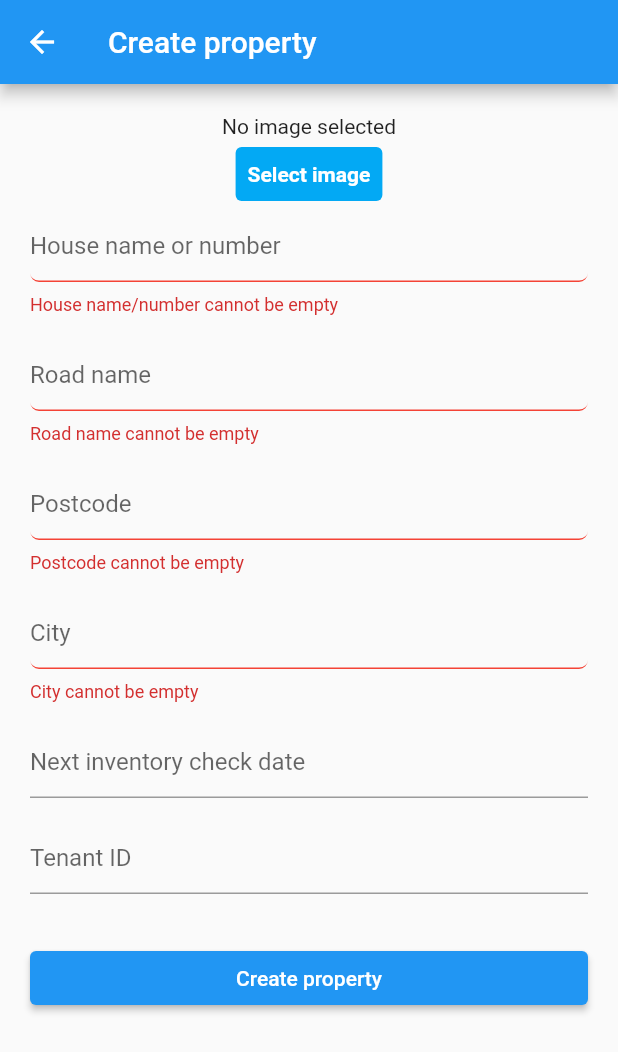
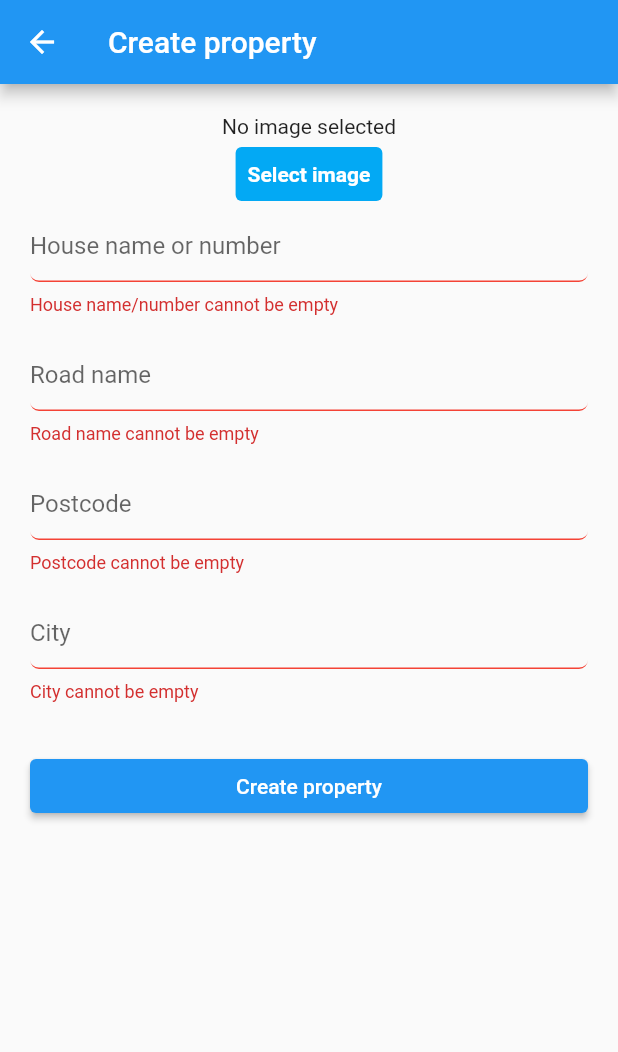
Before and after one commit to naefun/final_year_project, a Flutter app: the CreatePropertyPage screen opened directly, after a tap on "Create property", on a phone screen of 412 x 824 dp. Shown: the top 1052 px of the screen. Run offline on Flutter 3.47's test engine with Material 2 defaults, Android fonts, the phone set to English and light mode, and no system bars; our stand-ins replace cloud_firestore, file_picker, firebase_auth, firebase_core, firebase_storage, flutter_redux and 2 more; accounts and stored records are empty.

```diff
--- a/lib/models/comment.dart
+++ b/lib/models/comment.dart
@@ -4,11 +4,12 @@ import 'package:test_flutter_app/services/dbService.dart';
 class Comment {
   final String? id;
   final String? userId;
+  final String? inventoryCheckId;
   final String? commentContent;
   final String? timestamp;
   final String? subsectionId;
 
-  Comment({this.id, this.userId, this.commentContent, this.timestamp, this.subsectionId});
+  Comment({this.id, this.userId, this.inventoryCheckId, this.commentContent, this.timestamp, this.subsectionId});
 
   factory Comment.fromFirestore(
     DocumentSnapshot<Map<String, dynamic>> snapshot,
@@ -18,6 +19,7 @@ class Comment {
     return Comment(
       id: data?['id'],
       userId: data?['userId'],
+      inventoryCheckId: data?['inventoryCheckId'],
       commentContent: data?['commentContent'],
       timestamp: data?['timestamp'],
       subsectionId: data?['subsectionId'],
@@ -28,6 +30,7 @@ class Comment {
     return {
       if (id != null) "id": id,
       if (userId != null) "userId": userId,
+      if (inventoryCheckId != null) "inventoryCheckId": inventoryCheckId,
       if (commentContent != null) "commentContent": commentContent,
       if (timestamp != null) "timestamp": timestamp,
       if (subsectionId != null) "subsectionId": subsectionId,
--- a/lib/models/inventoryCheckRequest.dart
+++ b/lib/models/inventoryCheckRequest.dart
@@ -2,12 +2,14 @@ import 'package:cloud_firestore/cloud_firestore.dart';
 import 'package:test_flutter_app/services/dbService.dart';
 
 class InventoryCheckRequest {
+  final String? id;
   final int? type;
   final String? clerkEmail;
   final String? checkDate;
   final String? propertyId;
+  final bool? complete;
 
-  InventoryCheckRequest({this.type, this.clerkEmail, this.checkDate, this.propertyId});
+  InventoryCheckRequest({this.id, this.type, this.clerkEmail, this.checkDate, this.propertyId, this.complete});
 
   factory InventoryCheckRequest.fromFirestore(
     DocumentSnapshot<Map<String, dynamic>> snapshot,
@@ -15,19 +17,23 @@ class InventoryCheckRequest {
   ) {
     final data = snapshot.data();
     return InventoryCheckRequest(
+      id: data?['id'],
       type: data?['type'],
       clerkEmail: data?['clerkEmail'],
       checkDate: data?['checkDate'],
       propertyId: data?['propertyId'],
+      complete: data?['complete'],
     );
   }
 
   Map<String, dynamic> toFirestore() {
     return {
+      if (id != null) "id": id,
       if (type != null) "type": type,
       if (clerkEmail != null) "clerkEmail": clerkEmail,
       if (checkDate != null) "checkDate": checkDate,
       if (propertyId != null) "propertyId": propertyId,
+      if (complete != null) "complete": complete,
     };
   }
 
@@ -44,12 +50,14 @@ class InventoryCheckRequest {
 
   static bool fieldsArentEmpty(InventoryCheckRequest inventoryCheckRequest) {
         return
+        inventoryCheckRequest.id != null &&
         inventoryCheckRequest.type != null &&
         inventoryCheckRequest.clerkEmail != null &&
         inventoryCheckRequest.clerkEmail!.isNotEmpty &&
         inventoryCheckRequest.checkDate != null &&
         inventoryCheckRequest.checkDate!.isNotEmpty &&
         inventoryCheckRequest.propertyId != null &&
-        inventoryCheckRequest.propertyId!.isNotEmpty;
+        inventoryCheckRequest.propertyId!.isNotEmpty &&
+        inventoryCheckRequest.complete != null;
   }
 }
--- a/lib/pages/createPropertyPage.dart
+++ b/lib/pages/createPropertyPage.dart
@@ -11,7 +11,7 @@ import 'package:test_flutter_app/widgets/fileSelector.dart';
 import 'package:uuid/uuid.dart';
 
 class CreatePropertyPage extends StatefulWidget {
-  const CreatePropertyPage({ Key? key }) : super(key: key);
+  const CreatePropertyPage({Key? key}) : super(key: key);
 
   @override
   _CreatePropertyPageState createState() => _CreatePropertyPageState();
@@ -22,7 +22,7 @@ class _CreatePropertyPageState extends State<CreatePropertyPage> {
   bool _isProcessing = false;
   File? selectedImage;
 
-  void updateSelectedImage(File image){
+  void updateSelectedImage(File image) {
     setState(() {
       selectedImage = image;
     });
@@ -32,29 +32,21 @@ class _CreatePropertyPageState extends State<CreatePropertyPage> {
   final _addressRoadNameTextController = TextEditingController();
   final _addressPostcodeTextController = TextEditingController();
   final _addressCityTextController = TextEditingController();
-  final _nextInventoryCheckTextController = TextEditingController();
-  final _ownerIdTextController = TextEditingController();
-  final _tenantIdTextController = TextEditingController();
 
   final _focusAddressHouseNameOrNumber = FocusNode();
   final _focusAddressRoadName = FocusNode();
   final _focusAddressPostcode = FocusNode();
   final _focusAddressCity = FocusNode();
-  final _focusNextInventoryCheck = FocusNode();
-  final _focusOwnerId = FocusNode();
-  final _focusTenantId = FocusNode();
 
   @override
   Widget build(BuildContext context) {
-
     return GestureDetector(
       onTap: () {
         _focusAddressHouseNameOrNumber.unfocus();
       },
       child: Scaffold(
         appBar: CustomAppBar(title: "Create property"),
-        body:
-        Padding(
+        body: Padding(
           padding: const EdgeInsets.all(20.0),
           child: Center(
             child: ListView(
@@ -65,15 +57,18 @@ class _CreatePropertyPageState extends State<CreatePropertyPage> {
                   child: Column(
                     children: <Widget>[
                       Container(
-                        child: selectedImage != null ? Image.file(selectedImage!) : Text("No image selected")
-                      ),
+                          child: selectedImage != null
+                              ? Image.file(selectedImage!)
+                              : Text("No image selected")),
                       FileSelector(onImageSelected: (File image) {
                         updateSelectedImage(image);
                       }),
                       TextFormField(
                         controller: _addressHouseNameOrNumberTextController,
                         focusNode: _focusAddressHouseNameOrNumber,
-                        validator: (value) => ((value==null || value.isEmpty)? "House name/number cannot be empty" : null),
+                        validator: (value) => ((value == null || value.isEmpty)
+                            ? "House name/number cannot be empty"
+                            : null),
                         decoration: InputDecoration(
                           hintText: "House name or number",
                           errorBorder: UnderlineInputBorder(
@@ -88,7 +83,9 @@ class _CreatePropertyPageState extends State<CreatePropertyPage> {
                       TextFormField(
                         controller: _addressRoadNameTextController,
                         focusNode: _focusAddressRoadName,
-                        validator: (value) => ((value==null || value.isEmpty)? "Road name cannot be empty" : null),
+                        validator: (value) => ((value == null || value.isEmpty)
+                            ? "Road name cannot be empty"
+                            : null),
                         decoration: InputDecoration(
                           hintText: "Road name",
                           errorBorder: UnderlineInputBorder(
@@ -103,7 +100,9 @@ class _CreatePropertyPageState extends State<CreatePropertyPage> {
                       TextFormField(
                         controller: _addressPostcodeTextController,
                         focusNode: _focusAddressPostcode,
-                        validator: (value) => ((value==null || value.isEmpty)? "Postcode cannot be empty" : null),
+                        validator: (value) => ((value == null || value.isEmpty)
+                            ? "Postcode cannot be empty"
+                            : null),
                         decoration: InputDecoration(
                           hintText: "Postcode",
                           errorBorder: UnderlineInputBorder(
@@ -118,7 +117,9 @@ class _CreatePropertyPageState extends State<CreatePropertyPage> {
                       TextFormField(
                         controller: _addressCityTextController,
                         focusNode: _focusAddressCity,
-                        validator: (value) => ((value==null || value.isEmpty)? "City cannot be empty" : null),
+                        validator: (value) => ((value == null || value.isEmpty)
+                            ? "City cannot be empty"
+                            : null),
                         decoration: InputDecoration(
                           hintText: "City",
                           errorBorder: UnderlineInputBorder(
@@ -129,83 +130,54 @@ class _CreatePropertyPageState extends State<CreatePropertyPage> {
                           ),
                         ),
                       ),
-                      SizedBox(height: 16.0),
-                      TextFormField(
-                        controller: _nextInventoryCheckTextController,
-                        focusNode: _focusNextInventoryCheck,
-                        // validator: (value) => ((value==null || value.isEmpty)? " cannot be empty" : null),
-                        decoration: InputDecoration(
-                          hintText: "Next inventory check date",
-                          errorBorder: UnderlineInputBorder(
-                            borderRadius: BorderRadius.circular(6.0),
-                            borderSide: BorderSide(
-                              color: Colors.red,
-                            ),
-                          ),
-                        ),
-                      ),
-                      SizedBox(height: 16.0),
-                      // TextFormField(
-                      //   controller: _ownerIdTextController,
-                      //   focusNode: _focusOwnerId,
-                      //   validator: (value) => ((value==null || value.isEmpty)? "Owner ID cannot be empty" : null),
-                      //   decoration: InputDecoration(
-                      //     hintText: "Owner ID",
-                      //     errorBorder: UnderlineInputBorder(
-                      //       borderRadius: BorderRadius.circular(6.0),
-                      //       borderSide: BorderSide(
-                      //         color: Colors.red,
-                      //       ),
-                      //     ),
-                      //   ),
-                      // ),
-                      // SizedBox(height: 16.0),
-                      TextFormField(
-                        controller: _tenantIdTextController,
-                        focusNode: _focusTenantId,
-                        // validator: (value) => ((value==null || value.isEmpty)? "Enter a value" : null),
-                        decoration: InputDecoration(
-                          hintText: "Tenant ID",
-                          errorBorder: UnderlineInputBorder(
-                            borderRadius: BorderRadius.circular(6.0),
-                            borderSide: BorderSide(
-                              color: Colors.red,
-                            ),
-                          ),
-                        ),
-                      ),
                       SizedBox(height: 32.0),
-                      _isProcessing ? CircularProgressIndicator() : Row(
+                      _isProcessing
+                          ? CircularProgressIndicator()
+                          : Row(
                               children: [
                                 Expanded(
                                   child: ElevatedButton(
                                     onPressed: () async {
-                                if (_registerFormKey.currentState!.validate()) {
-                                  String _propertyImageName = selectedImage != null ? Uuid().v4() : "null";
+                                      if (_registerFormKey.currentState!
+                                          .validate()) {
+                                        String _propertyImageName =
+                                            selectedImage != null
+                                                ? Uuid().v4()
+                                                : "null";
                                         String propertyId = Uuid().v4();
 
                                         Property propertyDocument = Property(
-                                    addressHouseNameOrNumber: _addressHouseNameOrNumberTextController.text,
-                                    addressRoadName: _addressRoadNameTextController.text,
-                                    addressPostcode: _addressPostcodeTextController.text,
-                                    addressCity: _addressCityTextController.text,
-                                    propertyImageName: _propertyImageName,
-                                    nextInventoryCheck: _nextInventoryCheckTextController.text,
-                                    ownerId: FireAuth.getCurrentUser()!.uid,
-                                    tenantId: _tenantIdTextController.text,
+                                            addressHouseNameOrNumber:
+                                                _addressHouseNameOrNumberTextController
+                                                    .text,
+                                            addressRoadName:
+                                                _addressRoadNameTextController
+                                                    .text,
+                                            addressPostcode:
+                                                _addressPostcodeTextController
+                                                    .text,
+                                            addressCity:
+                                                _addressCityTextController.text,
+                                            propertyImageName:
+                                                _propertyImageName,
+                                            ownerId:
+                                                FireAuth.getCurrentUser()!.uid,
                                             propertyId: propertyId);
 
                                         setState(() {
                                           _isProcessing = true;
                                         });
 
-                                  // create property object
-                                  // send property to db
                                         log("This is where the property will be sent to the database");
-                                  if(Property.fieldsArentEmpty(propertyDocument)){
-                                    DbService.createPropertyDocument(propertyDocument);
-                                    if(selectedImage != null){
-                                      CloudStorageService.putPropertyImage(selectedImage!, _propertyImageName);
+                                        if (Property.fieldsArentEmpty(
+                                            propertyDocument)) {
+                                          DbService.createPropertyDocument(
+                                              propertyDocument);
+                                          if (selectedImage != null) {
+                                            CloudStorageService
+                                                .putPropertyImage(
+                                                    selectedImage!,
+                                                    _propertyImageName);
                                           }
                                         }
 
--- a/lib/pages/inventoryCheckRequestFormPage.dart
+++ b/lib/pages/inventoryCheckRequestFormPage.dart
@@ -90,7 +90,6 @@ class _InventoryCheckRequestFormPageState
     }
 
     if (inventoryCheckRequest == null ||
-        tenantId == null ||
         landlordId == null ||
         address == null ||
         daysUntilInventoryCheck == null ||
@@ -381,5 +380,6 @@ class _InventoryCheckRequestFormPageState
         checkCompletedDate: DateTime.now().toString());
 
     DbService.submitInventoryCheck(inventoryCheck);
+    DbService.setInventoryCheckRequestCompleted(inventoryCheckRequest!);
   }
 }
--- a/lib/widgets/inventoryCheckCardOld.dart
+++ b/lib/widgets/inventoryCheckCardOld.dart
@@ -97,7 +97,7 @@ class _InventoryCheckCardOldState extends State<InventoryCheckCardOld> {
           PersistentNavBarNavigator.pushNewScreen(context,
               screen: InventoryCheckRequestFormPage(
                 inventoryCheckRequest: widget.inventoryCheckRequest!,
-                tenantId: icrProperty!.tenantId!,
+                tenantId: icrProperty!.tenantId,
                 landlordId: icrProperty!.ownerId!,
                 address: propertyAddress,
                 daysUntilInventoryCheck: daysUntilCheck,
--- a/lib/widgets/inventoryCheckSubSectionArea.dart
+++ b/lib/widgets/inventoryCheckSubSectionArea.dart
@@ -63,7 +63,8 @@ class _InventoryCheckSubSectionAreaState
                 : ""),
           ),
           showComments==false?SizedBox():SubsectionCommentSection(
-              inventoryCheckSubsectionId: widget.inventoryCheckInputArea.id!),
+              inventoryCheckSubsectionId: widget.inventoryCheckInputArea.id!,
+              inventoryCheckId: widget.inventoryCheckInputArea.inventoryCheckId!,),
         ]),
       ),
     ));
--- a/lib/widgets/propertyCards.dart
+++ b/lib/widgets/propertyCards.dart
@@ -35,7 +35,7 @@ class _PropertyCardsState extends State<PropertyCards> {
                     ? properties!.length
                     : widget.numberOfCards,
                 properties!)!
-            : [Text("data")]);
+            : [Text("You have no properties")]);
   }
 
   void getPropertyData(String userId) async {
@@ -65,7 +65,7 @@ class PropertyCardHelper {
   static List<PropertyCard>? getPropertyCards(
       int numberOfCards, List<Property> propertyData) {
     if (propertyData.isEmpty) {
-      return null;
+      return [];
     }
     List<PropertyCard> propertyCards = [];
     for (var i = 0; i < numberOfCards; i++) {
--- a/lib/widgets/propertyImageAndInfo.dart
+++ b/lib/widgets/propertyImageAndInfo.dart
@@ -55,11 +55,12 @@ class _PropertyImageAndInfoState extends State<PropertyImageAndInfo> {
                     children: [
                       Image(
                         image: AssetImage(IconPaths.tenantIconPath.path),
+                        color: tenantDetails==null?Color(0xFFE76E6E):Color(0xFF579A56),
                         width: 28,
                         height: 28,
                       ),
                       const SizedBox(width: 8.0),
-                      const Text("Carlos Bento")
+                      tenantDetails==null?Text("Vacant property"):Text("${tenantDetails!.firstName} ${tenantDetails!.lastName}"),
                     ],
                   ),
                   Row(
--- a/lib/widgets/requestInventoryCheckDialog.dart
+++ b/lib/widgets/requestInventoryCheckDialog.dart
@@ -5,6 +5,7 @@ import 'package:test_flutter_app/models/inventoryCheckRequest.dart';
 import 'package:test_flutter_app/models/property.dart';
 import 'package:test_flutter_app/services/dbService.dart';
 import 'package:test_flutter_app/services/validator.dart';
+import 'package:uuid/uuid.dart';
 
 class RequestInventoryCheckDialog extends StatefulWidget {
   RequestInventoryCheckDialog({super.key, this.property});
@@ -169,10 +170,12 @@ class _RequestInventoryCheckDialogState
                                   propertyId = widget.property!.propertyId;
                                   InventoryCheckRequest icr =
                                       InventoryCheckRequest(
+                                          id: Uuid().v4(),
                                           type: _selectedType,
                                           clerkEmail: _emailTextController.text,
                                           checkDate: _dateTextController.text,
-                                          propertyId: propertyId);
+                                          propertyId: propertyId,
+                                          complete: false);
                                   DbService.createInventoryCheckRequestDocument(
                                       icr);
                                   Navigator.pop(context);
--- a/lib/widgets/subsectionCommentSection.dart
+++ b/lib/widgets/subsectionCommentSection.dart
@@ -9,10 +9,11 @@ import 'package:test_flutter_app/widgets/singleComment.dart';
 import 'package:uuid/uuid.dart';
 
 class SubsectionCommentSection extends StatefulWidget {
-  SubsectionCommentSection({Key? key, required this.inventoryCheckSubsectionId})
+  SubsectionCommentSection({Key? key, required this.inventoryCheckSubsectionId, required this.inventoryCheckId})
       : super(key: key);
 
   String inventoryCheckSubsectionId;
+  String inventoryCheckId;
 
   @override
   _SubsectionCommentSectionState createState() =>
@@ -114,6 +115,7 @@ class _SubsectionCommentSectionState extends State<SubsectionCommentSection> {
     Comment newComment = Comment(
         id: Uuid().v4(),
         userId: FireAuth.getCurrentUser()!.uid,
+        inventoryCheckId: widget.inventoryCheckId,
         commentContent: message,
         timestamp: DateTime.now().toString(),
         subsectionId: widget.inventoryCheckSubsectionId);
```
Also changed, not shown: lib/pages/homePage.dart (+77 -73 lines), lib/pages/inventoryCheckPage.dart (+3 -11 lines), lib/pages/propertiesPage.dart (+12 -10 lines), lib/services/dbService.dart (+27 -1 lines), lib/widgets/inventoryCheckCard.dart (+7 -3 lines), lib/widgets/propertyCard.dart (+27 -10 lines). Lines whose indentation alone changed are shown as unchanged.
